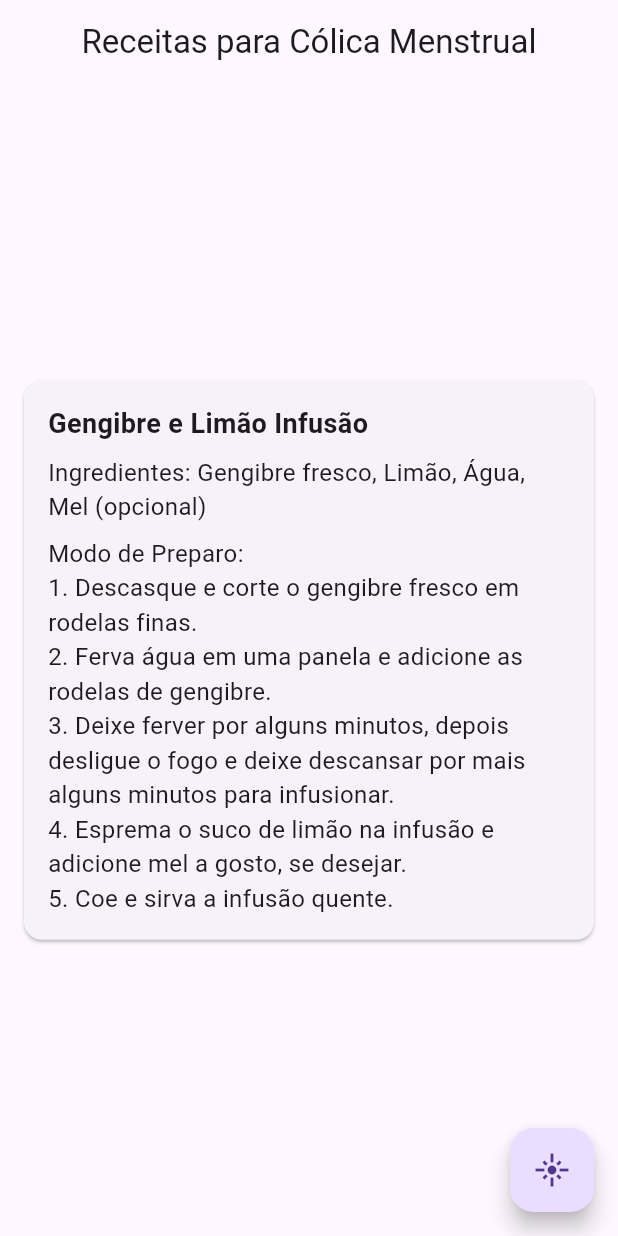
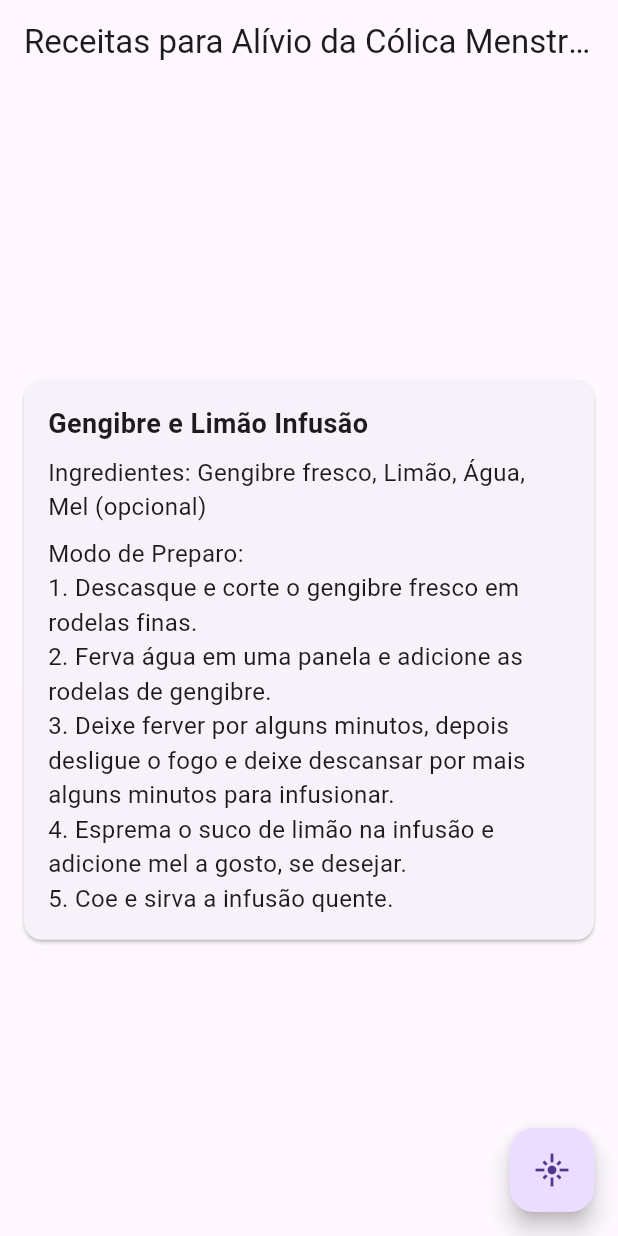
Before and after one commit to jvcss/aareceitas, a Flutter app: the screen it shows after launch, on a phone screen of 412 x 824 dp. Run offline on Flutter 3.47's test engine with Material 3 defaults, Android fonts, the phone set to English and light mode, and no system bars.

```diff
--- a/lib/main.dart
+++ b/lib/main.dart
@@ -63,7 +63,7 @@ class HomePageState extends State<HomePage> {
     return Scaffold(
       appBar: AppBar(
         centerTitle: true,
-        title: const Text('Receitas para Cólica Menstrual'),
+        title: const Text('Receitas para Alívio da Cólica Menstrual'),
       ),
       body: Center(
         child: Card(
```
